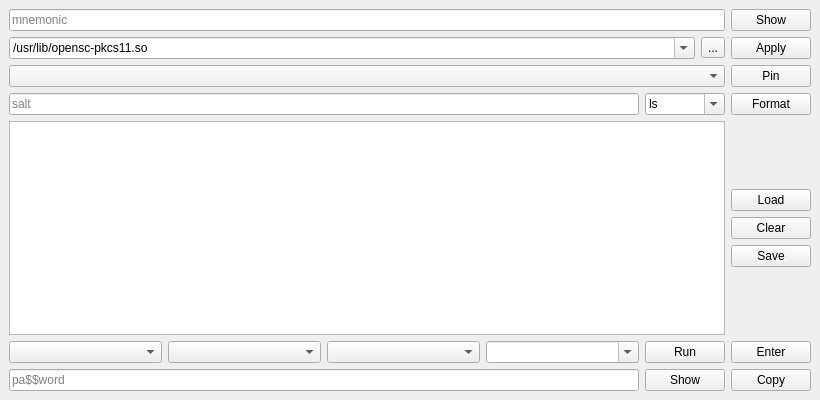
Qt form GUI/MainWindow.ui (anton-abrm/pass-gate) before a commit.
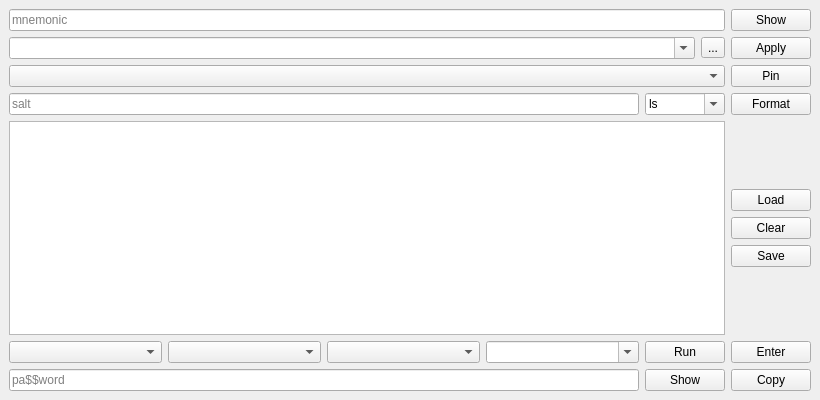
The same form after that commit.

Commit message: Set default PKCS11 providers dynamically

```diff
--- a/GUI/MainWindow.ui
+++ b/GUI/MainWindow.ui
@@ -254,16 +254,6 @@
         <property name="editable">
          <bool>true</bool>
         </property>
-        <item>
-         <property name="text">
-          <string>/usr/lib/opensc-pkcs11.so</string>
-         </property>
-        </item>
-        <item>
-         <property name="text">
-          <string>/usr/lib/libeTPkcs11.so</string>
-         </property>
-        </item>
        </widget>
       </item>
       <item>
```
The commit also changes 1 other file.
